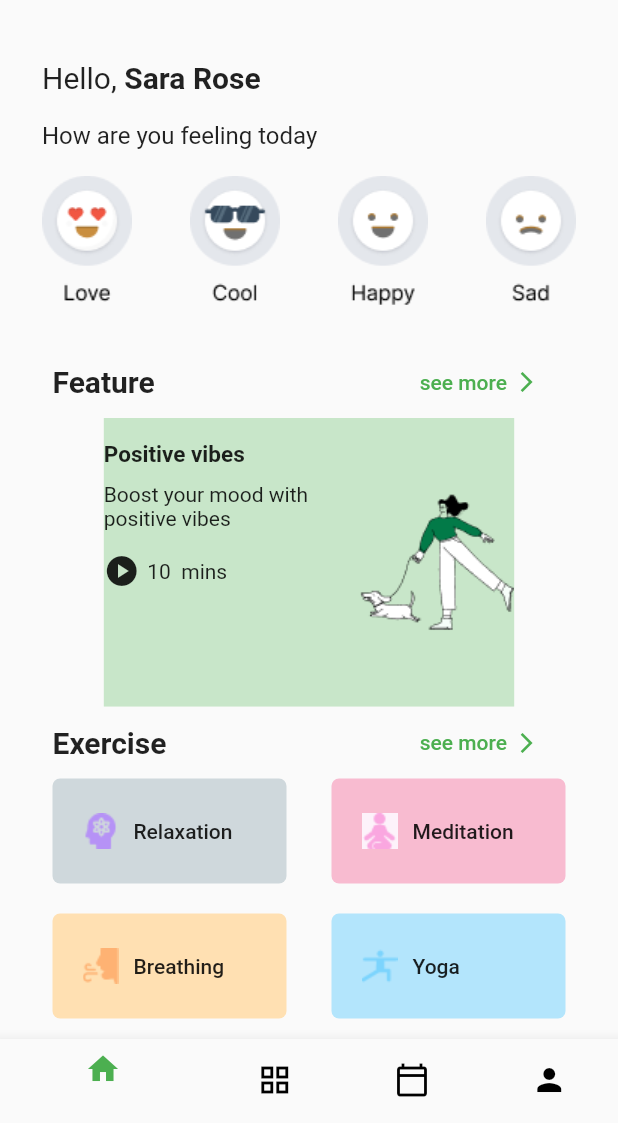
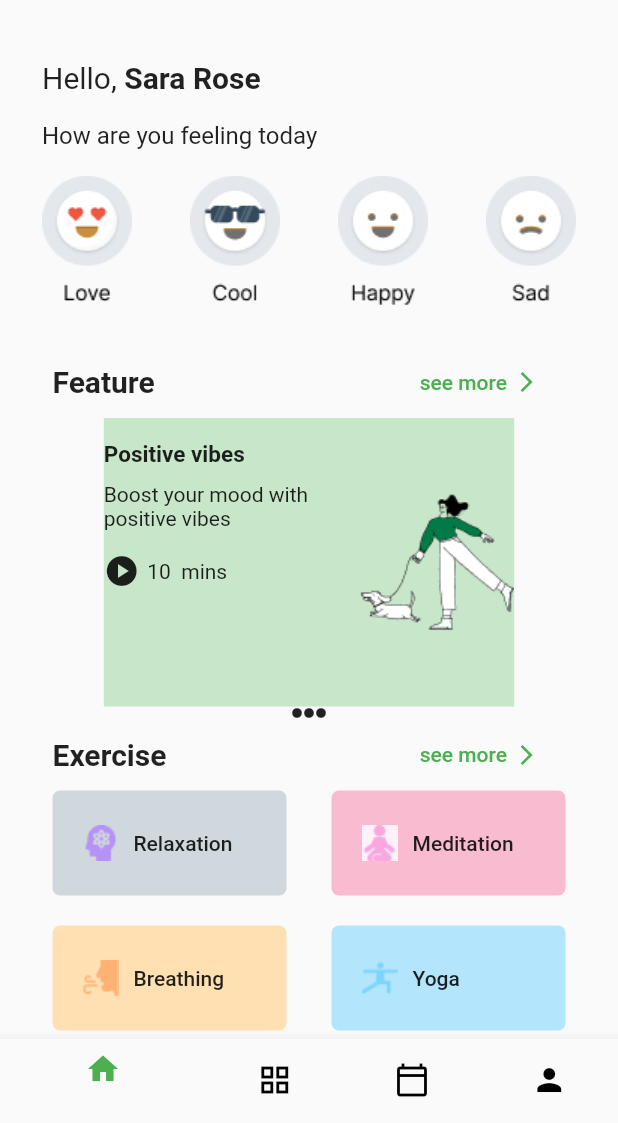
Before and after one commit to HatemReda7/exam_app, a Flutter app: the screen it shows after launch, on a phone screen of 412 x 824 dp, the part 113-1236 px from its top. Run offline on Flutter 3.47's test engine with Material 2 defaults, Android fonts, the phone set to English and light mode, and no system bars; drawn by our look-alikes of carousel_slider.

Commit message:
edited first screen

```diff
--- a/lib/first_screen.dart
+++ b/lib/first_screen.dart
@@ -141,8 +141,11 @@ positive vibes''',),
                       );
                     }) , options: CarouselOptions(disableCenter: true,enlargeFactor: 1,enlargeCenterPage: true)),
                     Row(
+                      mainAxisSize: MainAxisSize.min,
                       children: [
-
+                        Icon(Icons.circle,size: 8,),
+                        Icon(Icons.circle,size: 8),
+                        Icon(Icons.circle,size: 8,),
                       ],
                     )
                   ],
@@ -259,7 +262,6 @@ positive vibes''',),
                 ),
               ),
             ),
-
           ],
         ),
       ),
```
